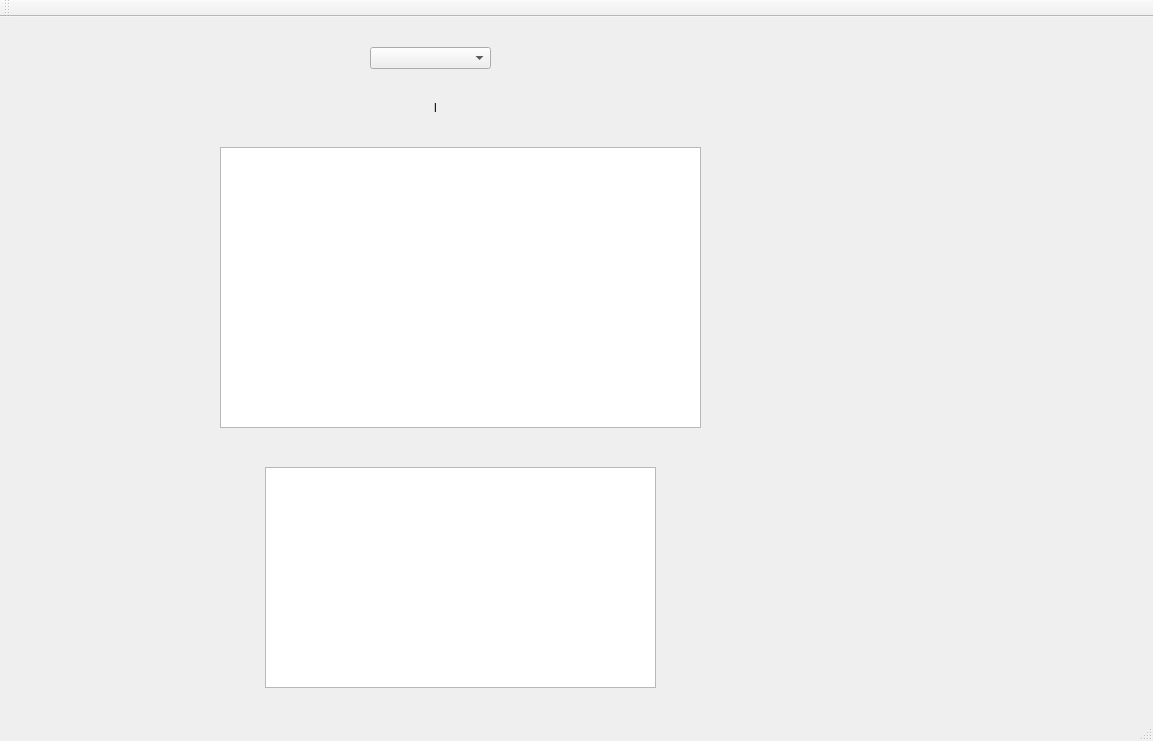
Before: the Qt Designer form autopurchase.ui in TwIntern24/autoPurchase, drawn with Qt 5.
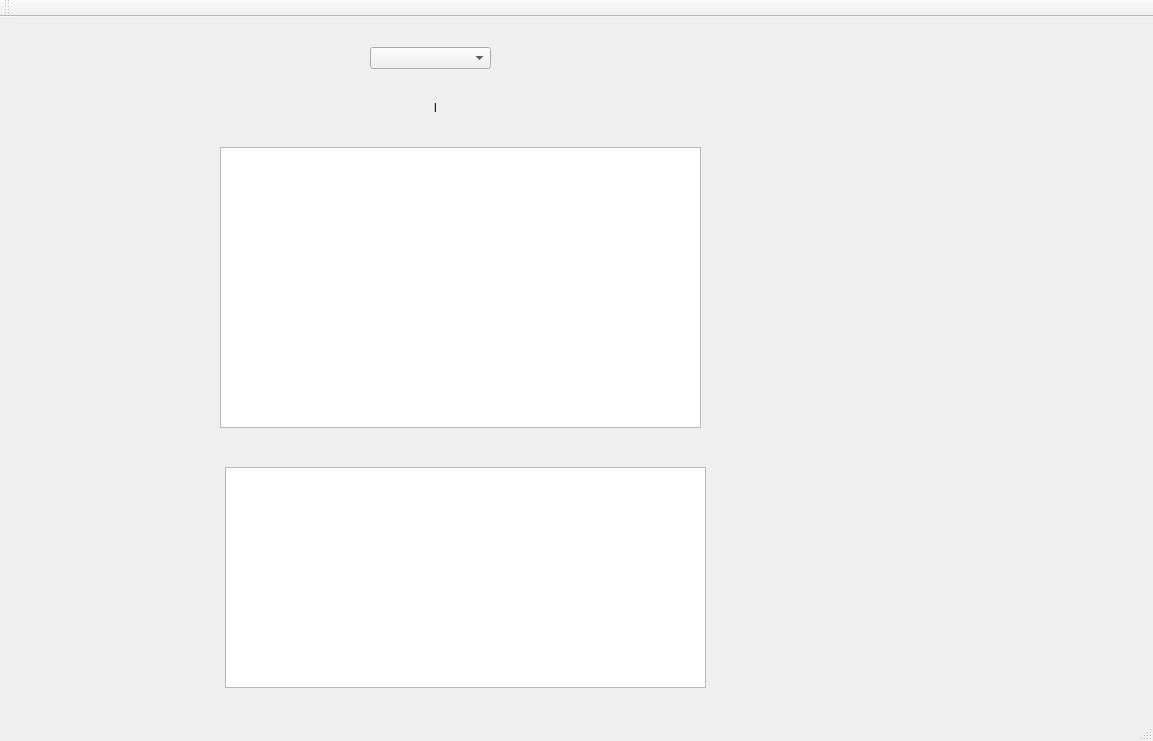
After: the same form once the commit is applied.

What changed in the file:
```diff
--- a/autopurchase.ui
+++ b/autopurchase.ui
@@ -63,12 +63,12 @@
      <string/>
     </property>
    </widget>
-   <widget class="QListWidget" name="listWidgetParts">
+   <widget class="QTableWidget" name="tableWidgetParts">
     <property name="geometry">
      <rect>
-      <x>265</x>
+      <x>225</x>
       <y>450</y>
-      <width>391</width>
+      <width>481</width>
       <height>221</height>
      </rect>
     </property>
```
